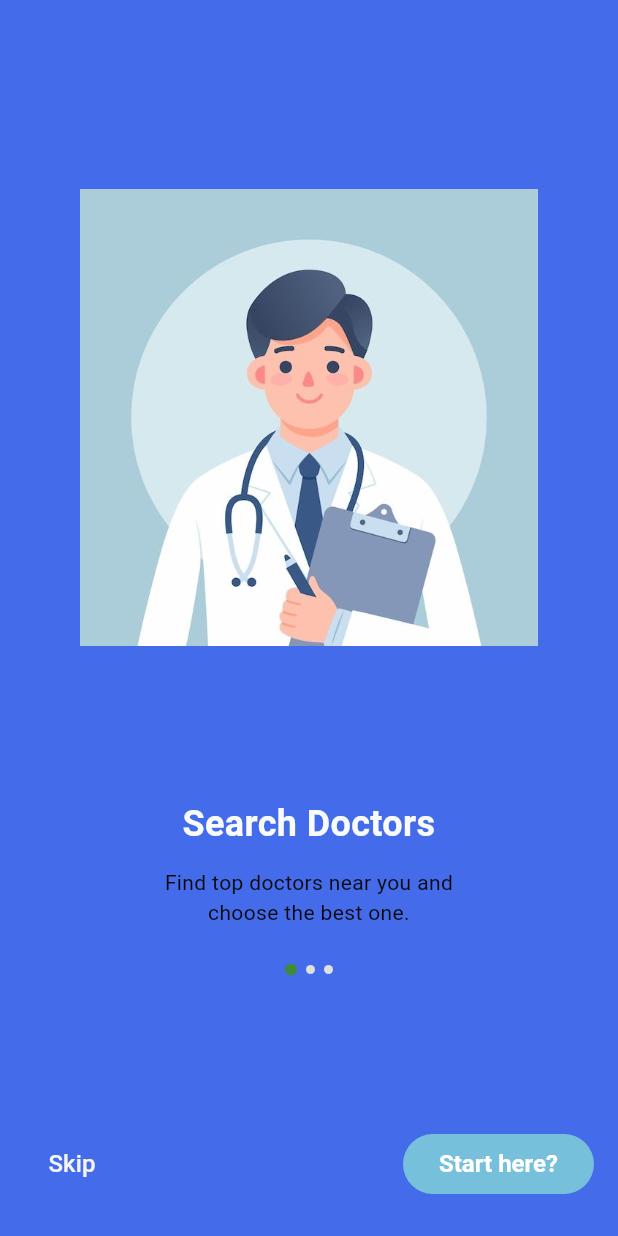
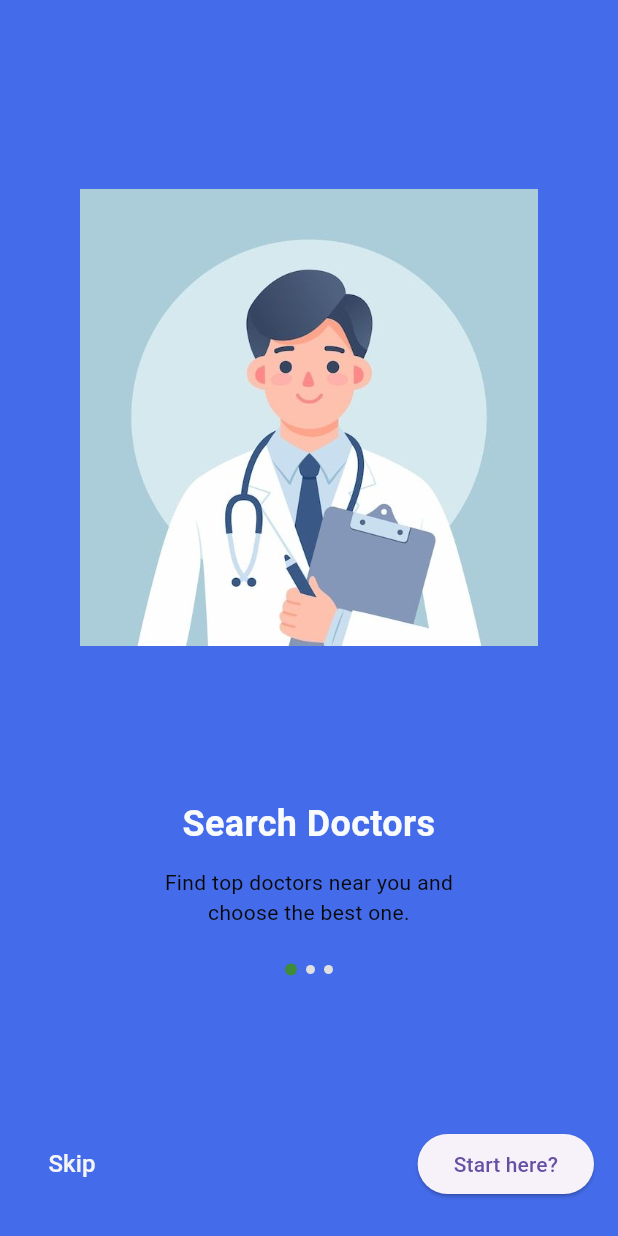
Before and after one commit to Bhusan77/smart_health_care, a Flutter app: the screen it shows after launch, on a phone screen of 412 x 824 dp. Run offline on Flutter 3.47's test engine with Material 3 defaults, Android fonts, the phone set to English and light mode, and no system bars.

Commit message:
Updated button theme

```diff
--- a/lib/widget/my_button.dart
+++ b/lib/widget/my_button.dart
@@ -14,18 +14,6 @@ class MyButton extends StatelessWidget {
   Widget build(BuildContext context) {
     return ElevatedButton(
       onPressed: onPressed,
-      style: ElevatedButton.styleFrom(
-        backgroundColor: const Color.fromARGB(255, 119, 192, 219), // bright green like UI
-        foregroundColor: Colors.white,
-        shape: RoundedRectangleBorder(
-          borderRadius: BorderRadius.circular(30),
-        ),
-        elevation: 0,
-        textStyle: const TextStyle(
-          fontSize: 16,
-          fontWeight: FontWeight.w600,
-        ),
-      ),
       child: Text(text),
     );
   }
```
